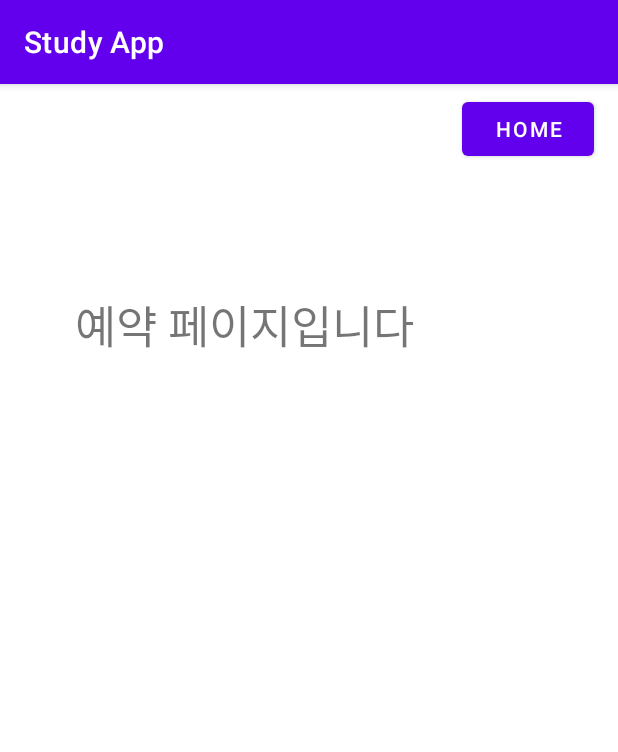
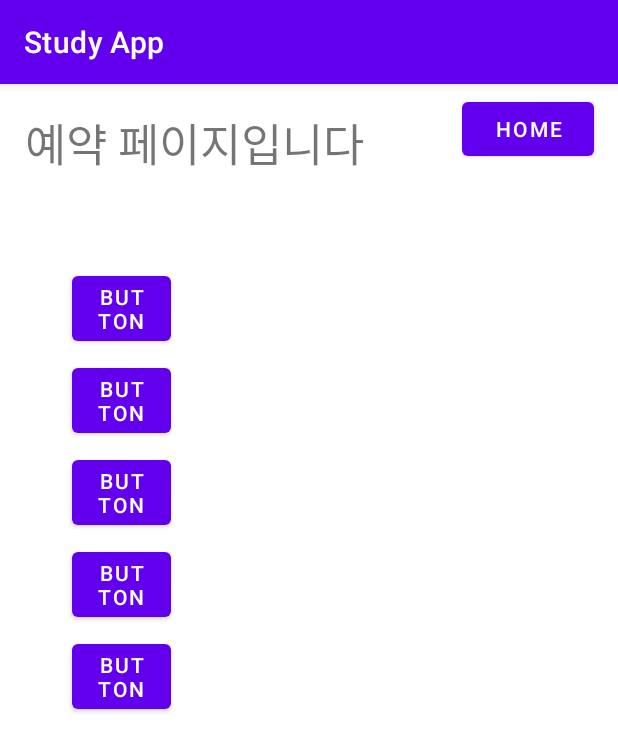
Before and after one commit to kr-beverly/StudyCaffe_App, an Android app: the Reservation screen opened directly, with no data from a screen before it, on a phone screen of 412 x 824 dp. Shown: the top 752 px of the screen. Run offline under Robolectric (Android 15) with nearby library versions, the phone set to English and light mode, and no system bars.

Commit message:
0524 이용권 추가 및 예약 구성중

```diff
--- a/app/src/main/AndroidManifest.xml
+++ b/app/src/main/AndroidManifest.xml
@@ -33,6 +33,9 @@
             </intent-filter>
         </activity>
         <activity android:name="vouchers" />
+
+        <activity android:name=".seat_popup"
+            android:theme="@android:style/Theme.Dialog"/>
     </application>
 
 </manifest>
--- a/app/src/main/java/com/example/studyapp/Reservation.java
+++ b/app/src/main/java/com/example/studyapp/Reservation.java
@@ -9,12 +9,20 @@ import android.widget.Button;
 
 public class Reservation extends AppCompatActivity {
 
-    private Button btn_resevmovehome;
+    private Button btn_resevmovehome, btn_seat_1, btn_seat_2, btn_seat_3, btn_seat_4, btn_seat_5;
 
     @Override
     protected void onCreate(Bundle savedInstanceState) {
         super.onCreate(savedInstanceState);
         setContentView(R.layout.activity_reservation);
+
+        btn_seat_1=findViewById(R.id.btn_seat_1);
+        btn_seat_2=findViewById(R.id.btn_seat_2);
+        btn_seat_3=findViewById(R.id.btn_seat_3);
+        btn_seat_4=findViewById(R.id.btn_seat_4);
+        btn_seat_5=findViewById(R.id.btn_seat_5);
+
+
 
         //예약에서 home으로 넘어가는 버튼 연결
         btn_resevmovehome=findViewById(R.id.btn_resevmovehome);
@@ -25,7 +33,18 @@ public class Reservation extends AppCompatActivity {
             public void onClick(View view) {
                 Intent intent = new Intent(Reservation.this, MainActivity.class);
                 startActivity(intent);
+                //자리 선택 시 생성되는 예약 팝업창
+                switch(view.getId()){
+                    case R.id.btn_seat_1:
+                        startActivity(new Intent(Reservation.this, seat_popup.class));
+                        break;
+
+                }
             }
+
         });
+
     }
+
+
 }
--- a/app/src/main/res/layout/activity_reservation.xml
+++ b/app/src/main/res/layout/activity_reservation.xml
@@ -7,19 +7,22 @@
     tools:context=".Reservation">
 
     //실행확인 위한 예시이므로 추후에 삭제 예정
+
+    //예약 페이지에서 메인으로 넘어가기 위한 버튼
+
     <TextView
+        android:id="@+id/textView2"
         android:layout_width="wrap_content"
         android:layout_height="wrap_content"
         android:text="예약 페이지입니다"
         android:textSize="30sp"
         app:layout_constraintBottom_toBottomOf="parent"
-        app:layout_constraintHorizontal_bias="0.27"
+        app:layout_constraintHorizontal_bias="0.088"
         app:layout_constraintLeft_toLeftOf="parent"
         app:layout_constraintRight_toRightOf="parent"
         app:layout_constraintTop_toTopOf="parent"
-        app:layout_constraintVertical_bias="0.191" />
+        app:layout_constraintVertical_bias="0.023" />
 
-    //예약 페이지에서 메인으로 넘어가기 위한 버튼
     <Button
         android:id="@+id/btn_resevmovehome"
         android:layout_width="wrap_content"
@@ -32,4 +35,54 @@
         app:layout_constraintTop_toTopOf="parent"
         app:layout_constraintVertical_bias="0.008" />
 
+    <Button
+        android:id="@+id/btn_seat_1"
+        android:layout_width="66dp"
+        android:layout_height="wrap_content"
+        android:layout_marginStart="48dp"
+        android:layout_marginTop="60dp"
+        android:text="Button"
+        app:layout_constraintStart_toStartOf="parent"
+        app:layout_constraintTop_toBottomOf="@+id/textView2" />
+
+    <Button
+        android:id="@+id/btn_seat_2"
+        android:layout_width="66dp"
+        android:layout_height="55dp"
+        android:layout_marginStart="48dp"
+        android:layout_marginTop="6dp"
+        android:text="Button"
+        app:layout_constraintStart_toStartOf="parent"
+        app:layout_constraintTop_toBottomOf="@+id/btn_seat_1" />
+
+    <Button
+        android:id="@+id/btn_seat_3"
+        android:layout_width="66dp"
+        android:layout_height="55dp"
+        android:layout_marginStart="48dp"
+        android:layout_marginTop="6dp"
+        android:text="Button"
+        app:layout_constraintStart_toStartOf="parent"
+        app:layout_constraintTop_toBottomOf="@+id/btn_seat_2" />
+
+    <Button
+        android:id="@+id/btn_seat_4"
+        android:layout_width="66dp"
+        android:layout_height="55dp"
+        android:layout_marginStart="48dp"
+        android:layout_marginTop="6dp"
+        android:text="Button"
+        app:layout_constraintStart_toStartOf="parent"
+        app:layout_constraintTop_toBottomOf="@+id/btn_seat_3" />
+
+    <Button
+        android:id="@+id/btn_seat_5"
+        android:layout_width="66dp"
+        android:layout_height="55dp"
+        android:layout_marginStart="48dp"
+        android:layout_marginTop="6dp"
+        android:text="Button"
+        app:layout_constraintStart_toStartOf="parent"
+        app:layout_constraintTop_toBottomOf="@+id/btn_seat_4" />
+
 </androidx.constraintlayout.widget.ConstraintLayout>
```
Also changed, not shown: app/src/main/java/com/example/studyapp/seat_popup.java (added, +14 -0 lines), app/src/main/java/com/example/studyapp/vouchers.java (+48 -3 lines), app/src/main/res/layout/activity_seat_popup.xml (added, +15 -0 lines), app/src/main/res/layout/activity_vouchers.xml (+93 -0 lines), app/src/main/res/values/strings.xml (+12 -0 lines).
